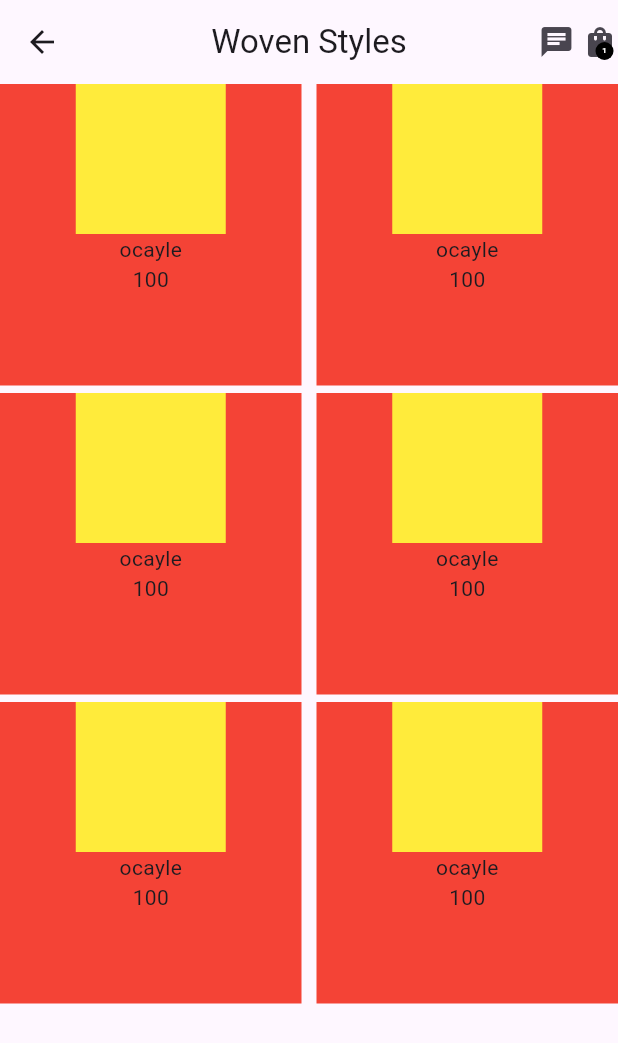
After one commit to Abidh4430/flutter-my-first-app, a Flutter app: the SandalDesign screen opened directly, on a phone screen of 412 x 824 dp. The commit adds this screen. Shown: the top 1043 px of the screen. Run offline on Flutter 3.47's test engine with Material 3 defaults, Android fonts, the phone set to English and light mode, and no system bars; key blocks and very long unbroken strings in the code were emptied for the run.

Commit message:
sandaldesign

```diff
--- a/lib/constrained_box.dart
+++ b/lib/constrained_box.dart
@@ -1,7 +1,7 @@
 import 'package:flutter/material.dart';
 
-class ConstrainedBox extends StatelessWidget{
-  ConstrainedBox({super.key});
+class ConstrainedBoxWidget extends StatelessWidget{
+  ConstrainedBoxWidget({super.key});
 
   @override
   Widget build(BuildContext context){
--- /dev/null
+++ b/lib/sandal_design.dart
@@ -0,0 +1,54 @@
+import 'package:flutter/material.dart';
+
+class SandalDesign extends StatelessWidget{
+  SandalDesign({super.key});
+
+  @override
+  Widget build(BuildContext context){
+    return Scaffold(
+      appBar: AppBar(
+        leading: Icon(Icons.arrow_back),
+        title: Text("Woven Styles"),
+        centerTitle: true,
+        actions: [
+          Icon(Icons.chat),
+          SizedBox(width: 5),
+          Stack(children: [
+            Icon(Icons.shopping_bag),
+            Positioned(
+              top: 12,
+              right: 3,
+              child: CircleAvatar(
+                radius: 6,
+                backgroundColor: Colors.black,
+                child: Text(
+                  "1",
+                  style: TextStyle(
+                    color: Colors.white,
+                    fontSize: 5,
+                    fontWeight: FontWeight.bold),
+                ),
+              ),
+            )
+          ],)
+        ],
+        ),
+        body: GridView.builder(
+          itemCount: 6,
+          gridDelegate: SliverGridDelegateWithFixedCrossAxisCount(crossAxisCount:2,mainAxisSpacing: 5,crossAxisSpacing: 10),
+          itemBuilder: (context, index) {
+            return Container(
+              color: Colors.red,
+              child: Column(
+                children: [
+                  Container(height: 100,width: 100,color: Colors.yellow),
+                  Text("ocayle"),
+                  Text("100"),
+                ],
+              ),
+            );
+          }
+        ),
+    );
+  }
+}
```
